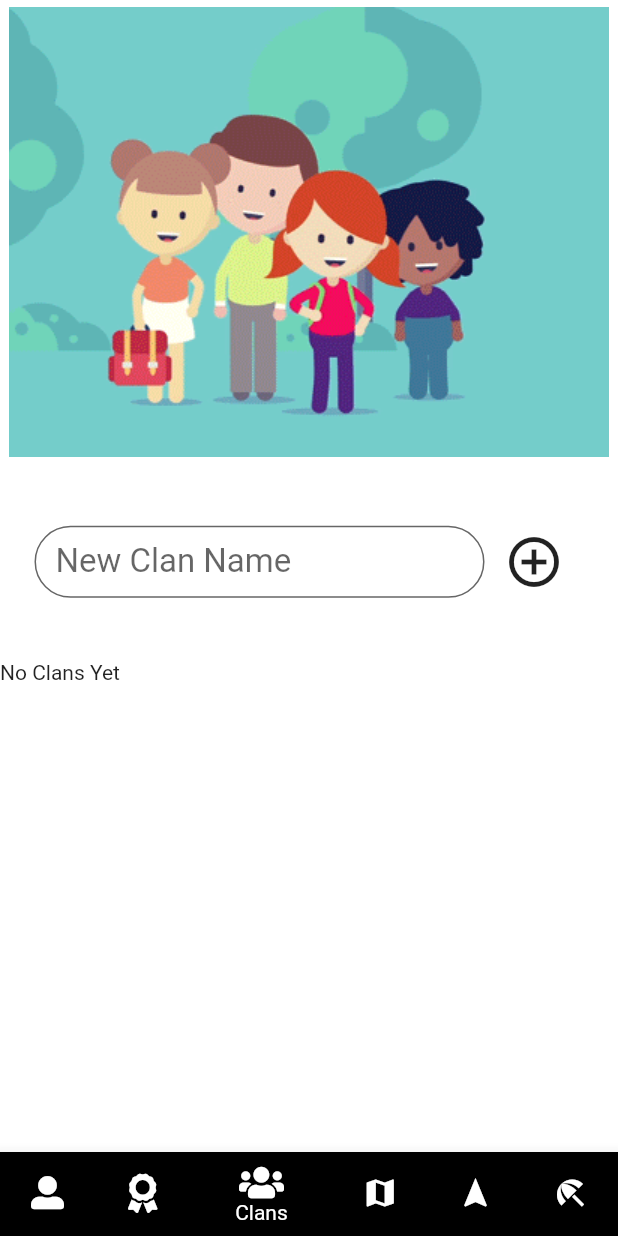
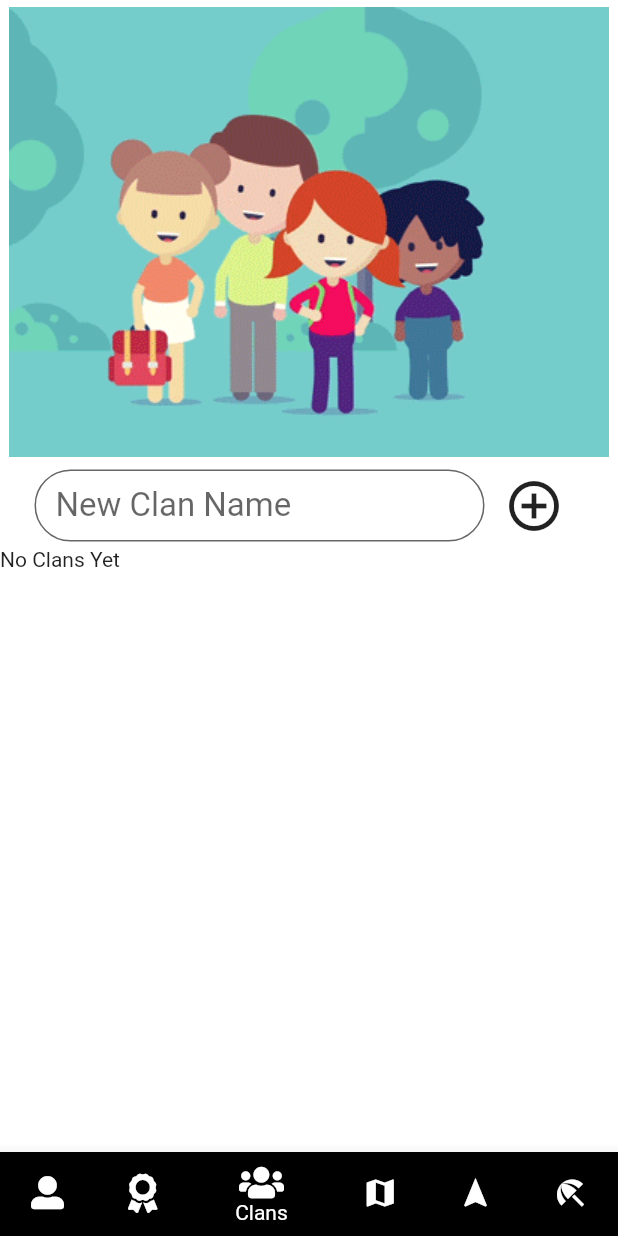
Before and after one commit to CodeSlayerTarun/SIH2020_466_Hecklers_GitRepository_MLRIT, a Flutter app: the screen it shows once a user with an empty profile is signed in, item 3 of the bottom bar chosen, on a phone screen of 412 x 824 dp. Run offline on Flutter 3.47's test engine with Material 2 defaults, Android fonts, the light colour scheme and no system bars; our stand-ins replace cloud_firestore, firebase_auth, font_awesome_flutter, google_maps_flutter, google_sign_in, latlong and 1 more; missing offline and left inert: flutter_polyline_points, geoflutterfire; accounts and stored records are empty; network calls fail.

Commit message:
Created Final Application

```diff
--- a/lib/screens/chat_list.dart
+++ b/lib/screens/chat_list.dart
@@ -39,9 +39,7 @@ class _ChatListState extends State<ChatList> {
   Widget build(BuildContext context) {
     return Scaffold(
       body: SafeArea(
-        child: Column(
-          mainAxisAlignment: MainAxisAlignment.spaceEvenly,
-          crossAxisAlignment: CrossAxisAlignment.stretch,
+        child: ListView(
           children: <Widget>[
             Image.asset('assets/images/group.gif'),
             Expanded(
@@ -87,7 +85,6 @@ class _ChatListState extends State<ChatList> {
               ),
             ),
             Expanded(
-              flex: 5,
               child: StreamBuilder<QuerySnapshot>(
                   stream: _db.collection('clans').where('members',
                       arrayContains: {
@@ -97,12 +94,14 @@ class _ChatListState extends State<ChatList> {
                   builder: (context, snapshot) {
                     if (snapshot.hasData) {
                       var clans = snapshot.data.documents;
-                      if (clans.length > 0) {
-                        return ListView.builder(
-                            itemCount: clans.length,
-                            itemBuilder: (BuildContext ctxt, int index) {
-                              var _clanData = clans[index].data;
-                              return Padding(
+                      List<Widget> clanList = [];
+                      if (clans.length <= 0) {
+                        return Text('No Clans Yet');
+                      } else {
+                        for (var clan in clans) {
+                          var _clanData = clan.data;
+                          clanList.add(
+                            Padding(
                               padding: const EdgeInsets.all(15.0),
                               child: Container(
                                 height: 80.0,
@@ -148,18 +147,19 @@ class _ChatListState extends State<ChatList> {
                                                               clanData:
                                                                   _clanData,
                                                               userID: id,
-                                                                user:
-                                                                    userName)));
+                                                              user: userName)));
                                             })
                                       ],
                                     ),
                                   ),
                                 ),
                               ),
+                            ),
                           );
-                            });
-                      } else {
-                        return Text('No Clans Yet');
+                        }
+                        return Column(
+                          children: clanList,
+                        );
                       }
                     } else {
                       return Text('No Clans Yet');
--- a/lib/screens/view_trips_screen.dart
+++ b/lib/screens/view_trips_screen.dart
@@ -19,9 +19,7 @@ class _ViewTripState extends State<ViewTrip> {
   Widget build(BuildContext context) {
     return Scaffold(
       body: SafeArea(
-        child: Column(
-          mainAxisAlignment: MainAxisAlignment.spaceEvenly,
-          crossAxisAlignment: CrossAxisAlignment.stretch,
+        child: ListView(
           children: <Widget>[
             Expanded(
               flex: 2,
@@ -57,7 +55,7 @@ class _ViewTripState extends State<ViewTrip> {
                               // Text(trip.data.toString()),
                             );
                           }
-                          return ListView(
+                          return Column(
                             children: tripsDetails,
                           );
                         } else {
```
Also changed, not shown: lib/screens/profile.dart (+20 -3 lines), assets/images/car.gif (added), pubspec.lock, 3 other files. Lines whose indentation alone changed are shown as unchanged.
